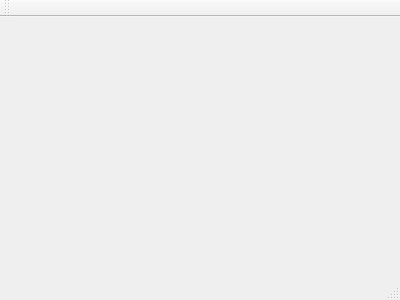
Qt form qtDatabase/mainwindow.ui (sahakorn/qtDatabase) before a commit.
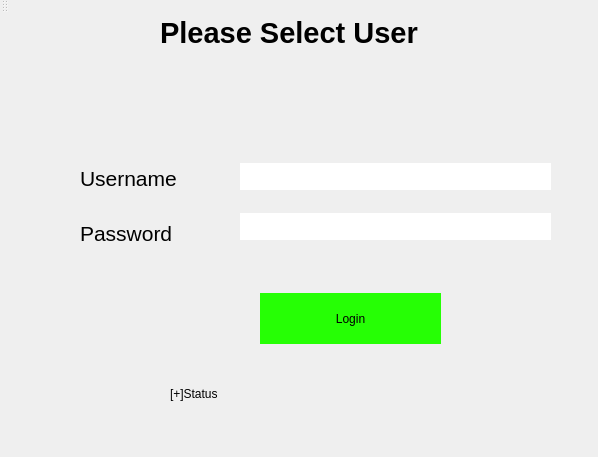
The same form after that commit.

Commit message: Create Form Login and Connect to Database

```diff
--- a/qtDatabase/mainwindow.ui
+++ b/qtDatabase/mainwindow.ui
@@ -1,24 +1,156 @@
 <ui version="4.0">
  <class>MainWindow</class>
- <widget class="QMainWindow" name="MainWindow" >
-  <property name="geometry" >
+ <widget class="QMainWindow" name="MainWindow">
+  <property name="geometry">
    <rect>
     <x>0</x>
     <y>0</y>
-    <width>400</width>
-    <height>300</height>
+    <width>598</width>
+    <height>457</height>
    </rect>
   </property>
   <property name="windowTitle" >
    <string>MainWindow</string>
   </property>
-  <widget class="QMenuBar" name="menuBar" />
-  <widget class="QToolBar" name="mainToolBar" />
-  <widget class="QWidget" name="centralWidget" />
-  <widget class="QStatusBar" name="statusBar" />
+  <property name="autoFillBackground">
+   <bool>false</bool>
+  </property>
+  <property name="styleSheet">
+   <string notr="true">background-color:&quot;#4DAF7C&quot;;
+border-radius:20px;</string>
+  </property>
+  <widget class="QWidget" name="centralWidget">
+   <widget class="QLabel" name="label">
+    <property name="geometry">
+     <rect>
+      <x>170</x>
+      <y>360</y>
+      <width>251</width>
+      <height>41</height>
+     </rect>
+    </property>
+    <property name="text">
+     <string>[+]Status</string>
+    </property>
+   </widget>
+   <widget class="QGroupBox" name="groupBox">
+    <property name="geometry">
+     <rect>
+      <x>30</x>
+      <y>50</y>
+      <width>551</width>
+      <height>311</height>
+     </rect>
+    </property>
+    <property name="autoFillBackground">
+     <bool>false</bool>
+    </property>
+    <property name="styleSheet">
+     <string notr="true">background-color:&quot;#049372&quot;;
+border-radius:20px;</string>
+    </property>
+    <property name="title">
+     <string/>
+    </property>
+    <widget class="QLabel" name="label_3">
+     <property name="geometry">
+      <rect>
+       <x>50</x>
+       <y>90</y>
+       <width>101</width>
+       <height>51</height>
+      </rect>
+     </property>
+     <property name="text">
+      <string>&lt;html&gt;&lt;head/&gt;&lt;body&gt;&lt;p&gt;&lt;span style=&quot; font-size:16pt;&quot;&gt;Username&lt;/span&gt;&lt;/p&gt;&lt;/body&gt;&lt;/html&gt;</string>
+     </property>
+    </widget>
+    <widget class="QLabel" name="label_4">
+     <property name="geometry">
+      <rect>
+       <x>50</x>
+       <y>140</y>
+       <width>111</width>
+       <height>61</height>
+      </rect>
+     </property>
+     <property name="text">
+      <string>&lt;html&gt;&lt;head/&gt;&lt;body&gt;&lt;p&gt;&lt;span style=&quot; font-size:16pt;&quot;&gt;Password&lt;/span&gt;&lt;/p&gt;&lt;/body&gt;&lt;/html&gt;</string>
+     </property>
+    </widget>
+    <widget class="QLineEdit" name="lineEdit">
+     <property name="geometry">
+      <rect>
+       <x>210</x>
+       <y>100</y>
+       <width>311</width>
+       <height>27</height>
+      </rect>
+     </property>
+     <property name="autoFillBackground">
+      <bool>false</bool>
+     </property>
+     <property name="styleSheet">
+      <string notr="true">
+background-color: rgb(255, 255, 255);</string>
+     </property>
+    </widget>
+    <widget class="QLineEdit" name="lineEdit_2">
+     <property name="geometry">
+      <rect>
+       <x>210</x>
+       <y>150</y>
+       <width>311</width>
+       <height>27</height>
+      </rect>
+     </property>
+     <property name="styleSheet">
+      <string notr="true">background-color: rgb(255, 255, 255);</string>
+     </property>
+    </widget>
+    <widget class="QPushButton" name="pushButton">
+     <property name="geometry">
+      <rect>
+       <x>230</x>
+       <y>230</y>
+       <width>181</width>
+       <height>51</height>
+      </rect>
+     </property>
+     <property name="styleSheet">
+      <string notr="true">background-color: #26ff05;
+ border-radius: 28px;</string>
+     </property>
+     <property name="text">
+      <string>Login</string>
+     </property>
+    </widget>
+   </widget>
+   <widget class="QLabel" name="label_2">
+    <property name="geometry">
+     <rect>
+      <x>160</x>
+      <y>0</y>
+      <width>321</width>
+      <height>41</height>
+     </rect>
+    </property>
+    <property name="text">
+     <string>&lt;html&gt;&lt;head/&gt;&lt;body&gt;&lt;p&gt;&lt;span style=&quot; font-size:22pt; font-weight:600;&quot;&gt;Please Select User&lt;/span&gt;&lt;/p&gt;&lt;/body&gt;&lt;/html&gt;</string>
+    </property>
+   </widget>
+  </widget>
+  <widget class="QToolBar" name="mainToolBar">
+   <attribute name="toolBarArea">
+    <enum>TopToolBarArea</enum>
+   </attribute>
+   <attribute name="toolBarBreak">
+    <bool>false</bool>
+   </attribute>
+  </widget>
+  <widget class="QStatusBar" name="statusBar"/>
  </widget>
- <layoutDefault spacing="6" margin="11" />
- <pixmapfunction></pixmapfunction>
+ <layoutdefault spacing="6" margin="11"/>
  <resources/>
  <connections/>
 </ui>
```
Left out of the diff: 3 changed lines with no effect on the pictures. The commit also changes 3 other files.
